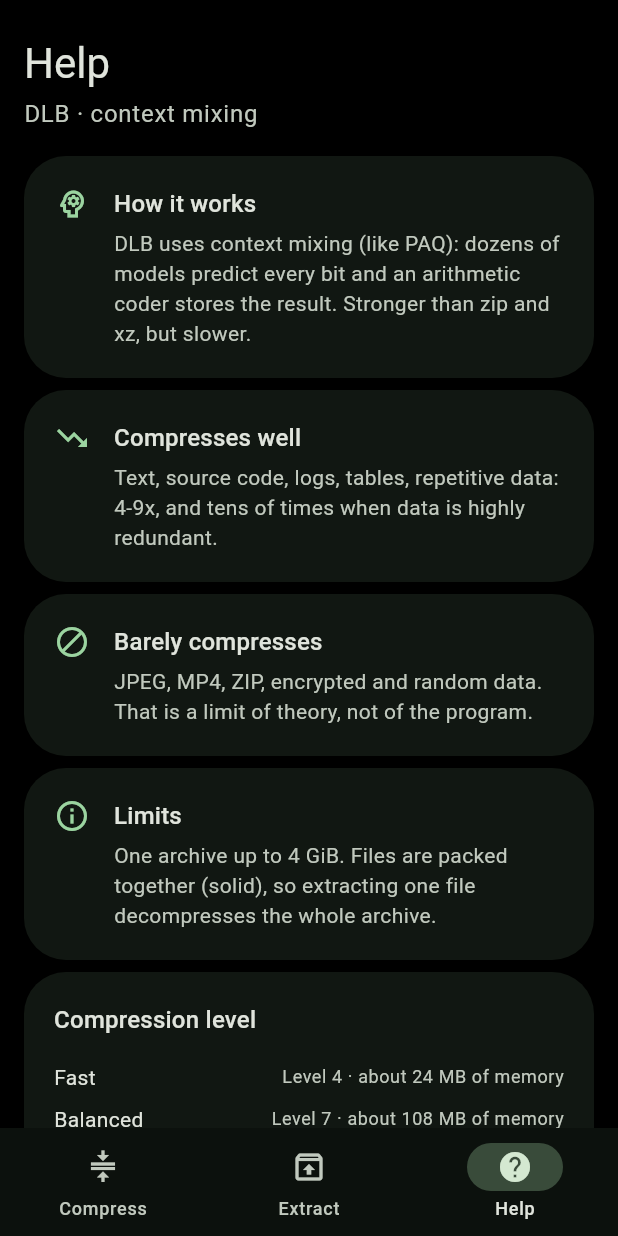
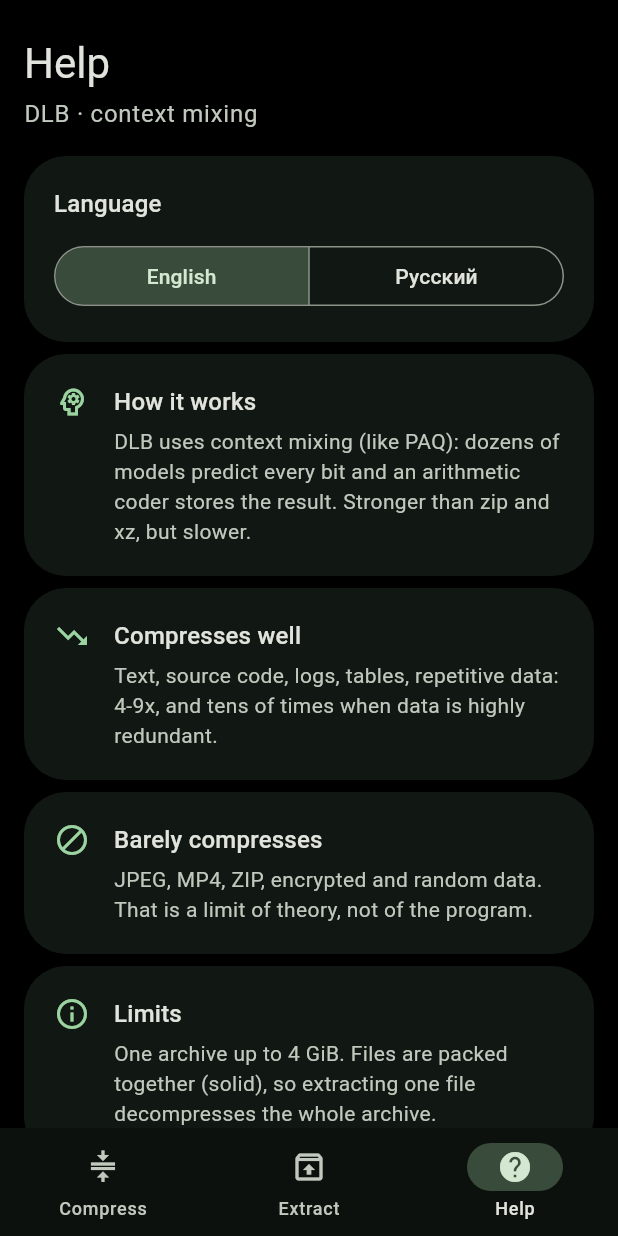
Before and after one commit to glavakartela/dlb, a Flutter app: the screen it shows after launch, item 3 of the bottom bar chosen, on a phone screen of 412 x 824 dp. Run offline on Flutter 3.47's test engine with Material 3 defaults, Android fonts, the phone set to English and light mode, and no system bars; drawn by our look-alikes of dynamic_color; our stand-ins replace file_picker; missing offline and left inert: dart:ffi, desktop_drop.

Commit message:
Add CI, and some under-the-hood changes

```diff
--- a/app/dlb_app/lib/main.dart
+++ b/app/dlb_app/lib/main.dart
@@ -2,10 +2,15 @@ import 'package:dynamic_color/dynamic_color.dart';
 import 'package:flutter/material.dart';
 import 'package:flutter_localizations/flutter_localizations.dart';
 
+import 'locale_controller.dart';
 import 'pages/shell.dart';
 import 'theme.dart';
 
-void main() => runApp(const DlbApp());
+Future<void> main() async {
+  WidgetsFlutterBinding.ensureInitialized();
+  await localeController.load();
+  runApp(const DlbApp());
+}
 
 class DlbApp extends StatelessWidget {
   const DlbApp({super.key});
@@ -14,7 +19,9 @@ class DlbApp extends StatelessWidget {
   Widget build(BuildContext context) {
     // On Android 12+ DynamicColorBuilder supplies the wallpaper-based Material You
     // palette; elsewhere it is null and the brand seed is used.
-    return DynamicColorBuilder(
+    return ValueListenableBuilder<Locale>(
+      valueListenable: localeController,
+      builder: (context, locale, _) => DynamicColorBuilder(
         builder: (ColorScheme? light, ColorScheme? dark) {
           final theme = buildTheme(dark);
           return MaterialApp(
@@ -23,6 +30,7 @@ class DlbApp extends StatelessWidget {
             theme: theme,
             darkTheme: theme,
             themeMode: ThemeMode.dark, // the OLED-black design is dark only
+            locale: locale,
             supportedLocales: const [Locale('en'), Locale('ru')],
             localizationsDelegates: const [
               GlobalMaterialLocalizations.delegate,
@@ -32,6 +40,7 @@ class DlbApp extends StatelessWidget {
             home: const Shell(),
           );
         },
+      ),
     );
   }
 }
--- a/app/dlb_app/lib/native/dlb_native.dart
+++ b/app/dlb_app/lib/native/dlb_native.dart
@@ -91,10 +91,10 @@ class DlbNative {
 
   static DynamicLibrary _open() {
     if (Platform.isAndroid || Platform.isLinux) {
-      return DynamicLibrary.open('libdlb.so');
+      return DynamicLibrary.open('libdlbcore.so');
     }
-    if (Platform.isWindows) return DynamicLibrary.open('dlb.dll');
-    if (Platform.isMacOS) return DynamicLibrary.open('libdlb.dylib');
+    if (Platform.isWindows) return DynamicLibrary.open('dlbcore.dll');
+    if (Platform.isMacOS) return DynamicLibrary.open('libdlbcore.dylib');
     throw UnsupportedError('DLB: unsupported platform');
   }
 
--- a/app/dlb_app/lib/pages/help_page.dart
+++ b/app/dlb_app/lib/pages/help_page.dart
@@ -1,6 +1,7 @@
 import 'package:flutter/material.dart';
 
 import '../format.dart';
+import '../locale_controller.dart';
 import '../strings.dart';
 import '../widgets/layout.dart';
 
@@ -18,6 +19,32 @@ class HelpPage extends StatelessWidget {
         children: [
           PageHeader(title: s.helpTitle, subtitle: 'DLB · context mixing'),
           const SizedBox(height: 16),
+          Card(
+            child: Padding(
+              padding: const EdgeInsets.all(20),
+              child: Column(
+                crossAxisAlignment: CrossAxisAlignment.start,
+                children: [
+                  Text(s.language, style: t.textTheme.titleMedium),
+                  const SizedBox(height: 12),
+                  SizedBox(
+                    width: double.infinity,
+                    child: SegmentedButton<String>(
+                      showSelectedIcon: false,
+                      segments: const [
+                        ButtonSegment(value: 'en', label: Text('English')),
+                        ButtonSegment(value: 'ru', label: Text('Русский')),
+                      ],
+                      selected: {s.ru ? 'ru' : 'en'},
+                      onSelectionChanged: (v) =>
+                          localeController.select(v.first),
+                    ),
+                  ),
+                ],
+              ),
+            ),
+          ),
+          const SizedBox(height: 8),
           _Info(Icons.psychology_outlined, s.helpWhatTitle, s.helpWhat),
           const SizedBox(height: 8),
           _Info(Icons.trending_down, s.helpGoodTitle, s.helpGood),
--- a/app/dlb_app/lib/strings.dart
+++ b/app/dlb_app/lib/strings.dart
@@ -91,6 +91,7 @@ class S {
       'Один архив до 4 ГиБ. Файлы упаковываются вместе (solid), поэтому для извлечения одного файла распаковывается весь архив.',
       'One archive up to 4 GiB. Files are packed together (solid), so extracting one file decompresses the whole archive.');
   String get helpFormat => t('Формат', 'Format');
+  String get language => t('Язык', 'Language');
 
   static String _plural(int n, String one, String few, String many) {
     final m10 = n % 10, m100 = n % 100;
```
Also changed, not shown: app/dlb_app/lib/locale_controller.dart (added, +39 -0 lines), 11 other files. Lines whose indentation alone changed are shown as unchanged.
